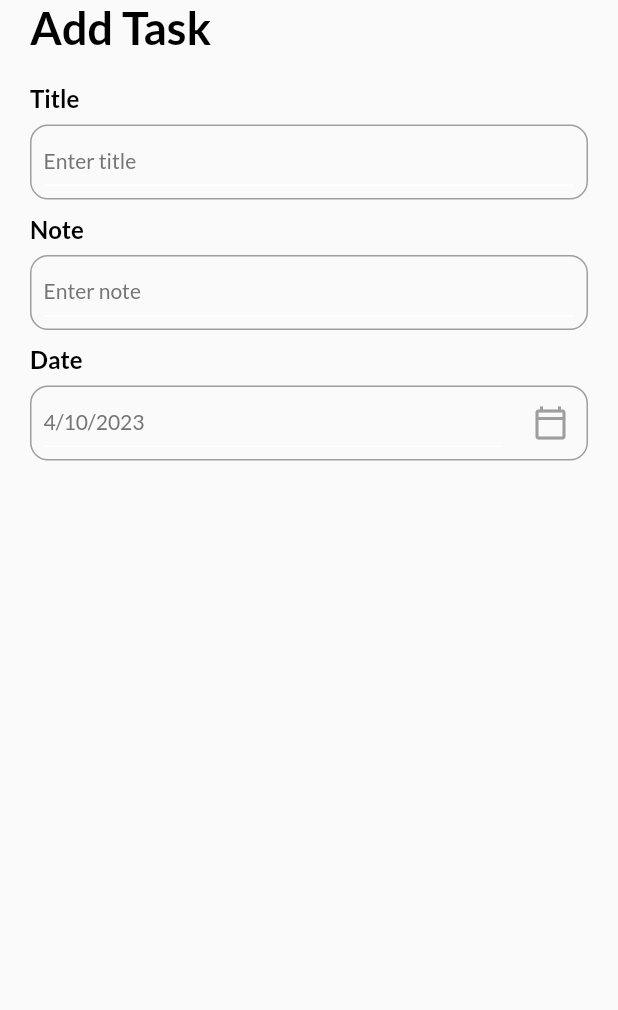
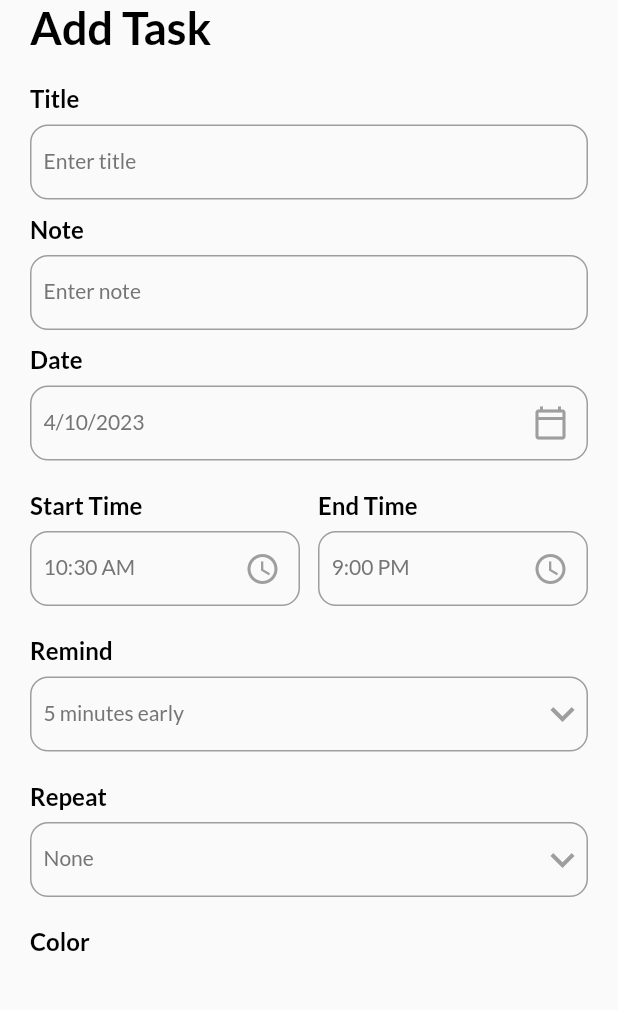
Before and after one commit to mahbubcrx12/Task-Management, a Flutter app: the AddTaskPage screen opened directly, on a phone screen of 412 x 824 dp, the part 84-1094 px from its top. Run offline on Flutter 3.47's test engine with Material 2 defaults, Android fonts, the phone set to English and light mode, and no system bars; our stand-ins replace date_picker_timeline, flutter_local_notifications, get, get_storage, google_fonts, timezone; accounts and stored records are empty.

Commit message:
adding add task page

```diff
--- a/lib/view/add_task_bar.dart
+++ b/lib/view/add_task_bar.dart
@@ -18,6 +18,20 @@ class _AddTaskPageState extends State<AddTaskPage> {
   TextEditingController timeController = TextEditingController();
 
   DateTime _selectedDate = DateTime.now();
+  String _startTime = DateFormat("hh:mm a").format(DateTime.now()).toString();
+  String _endTime = "9:00 PM";
+  int _selectedRemind = 5;
+  List<int> remindList=[
+    5,10,15,20
+  ];
+
+  String _selectedRepeat = "None";
+  List<String> repeatList =[
+    'None',
+    'Daily',
+    'Weekly',
+    'Monthly'
+  ];
 
   @override
   Widget build(BuildContext context) {
@@ -34,7 +48,9 @@ class _AddTaskPageState extends State<AddTaskPage> {
                 "Add Task",
                 style: headingStyle,
               ),
-              SizedBox(height: 20,),
+              SizedBox(
+                height: 20,
+              ),
               InputTextField(hintText: "Enter title", title: "Title"),
               SizedBox(
                 height: 10,
@@ -54,7 +70,94 @@ class _AddTaskPageState extends State<AddTaskPage> {
                       Icons.calendar_today_outlined,
                       color: Colors.grey,
                     )),
-              )
+              ),
+              SizedBox(
+                height: 20,
+              ),
+              Row(
+                children: [
+                  Expanded(
+                      child: InputTextField(
+                    title: "Start Time",
+                    hintText: _startTime,
+                    widget: IconButton(
+                        onPressed: () {
+                          _getTimeFromUser(isStartTime: true);
+                        },
+                        icon: Icon(
+                          Icons.access_time_sharp,
+                          color: Colors.grey,
+                        )),
+                  )),
+                  SizedBox(
+                    width: 12,
+                  ),
+                  Expanded(
+                      child: InputTextField(
+                    title: "End Time",
+                    hintText: _endTime,
+                    widget: IconButton(
+                        onPressed: () {
+                          _getTimeFromUser(isStartTime: false);
+                        },
+                        icon: Icon(
+                          Icons.access_time_sharp,
+                          color: Colors.grey,
+                        )),
+                  ))
+                ],
+              ),
+              SizedBox(height: 20,),
+              InputTextField(title: "Remind", hintText: "$_selectedRemind minutes early",
+              widget: DropdownButton(
+                icon: Icon(Icons.keyboard_arrow_down_sharp,color: Colors.grey,),
+                  iconSize: 32,
+                  elevation: 4,
+                  underline: Container(height: 0,),
+                  style: subtitleStyle,
+                  items: remindList.map<DropdownMenuItem<String>>((int value) {
+                    return DropdownMenuItem(
+                        value: value.toString(),
+                        child: Text(value.toString())
+                    );
+                  }).toList(),
+                onChanged: (String? value) {
+                  setState(() {
+                    _selectedRemind = int.parse(value!);
+                  });
+                }
+                  ,
+              ),
+              ),
+              SizedBox(height: 20,),
+              InputTextField(title: "Repeat", hintText: "$_selectedRepeat",
+                widget: DropdownButton(
+                  icon: Icon(Icons.keyboard_arrow_down_sharp,color: Colors.grey,),
+                  iconSize: 32,
+                  elevation: 4,
+                  underline: Container(height: 0,),
+                  style: subtitleStyle,
+                  items: repeatList.map<DropdownMenuItem<String>>((String value) {
+                    return DropdownMenuItem(
+                        value: value.toString(),
+                        child: Text(value.toString())
+                    );
+                  }).toList(),
+                  onChanged: (String? value) {
+                    setState(() {
+                      _selectedRepeat = value!;
+                    });
+                  }
+                  ,
+                ),
+              ),
+              SizedBox(height: 20,),
+              Row(children: [
+                Column(children: [
+                  Text("Color",style: titleStyle,),
+
+                ],)
+              ],)
             ],
           ),
         ),
@@ -62,20 +165,45 @@ class _AddTaskPageState extends State<AddTaskPage> {
     );
   }
 
-  _getDateFromUser()async{
-    DateTime? _datePicker =await showDatePicker(
+  _getDateFromUser() async {
+    DateTime? _datePicker = await showDatePicker(
         context: context,
         initialDate: DateTime.now(),
         firstDate: DateTime(2020),
-        lastDate: DateTime(2024)
-    );
-    if(_datePicker != null){
+        lastDate: DateTime(2024));
+    if (_datePicker != null) {
       setState(() {
         _selectedDate = _datePicker;
       });
-    }else{
+    } else {
       print("it's null or something is wrong");
     }
+  }
+
+  _getTimeFromUser({required bool isStartTime}) async{
+    var pickedTime =  await _showTimePicker();
+    String _formattedTime = pickedTime.format(context);
+    if (pickedTime == null) {
+      print("Time Canceled.");
+    } else if (isStartTime == true) {
+      setState(() {
+        _startTime = _formattedTime;
+      });
+    } else if (isStartTime == false) {
+      setState(() {
+        _endTime = _formattedTime;
+      });
+    }
+  }
+
+  _showTimePicker() {
+    return showTimePicker(
+        initialEntryMode: TimePickerEntryMode.input,
+        context: context,
+        initialTime: TimeOfDay(
+            hour: int.parse(_startTime.split(":")[0]),
+            minute: int.parse(_startTime.split(":")[1].split(" ")[0]),
+        ));
   }
 
   _timeState() {
@@ -172,14 +300,14 @@ class _AddTaskPageState extends State<AddTaskPage> {
   _appBar(BuildContext context) {
     return AppBar(
       elevation: 0,
-      backgroundColor: Colors.white,
+      backgroundColor: Get.isDarkMode ? darkHeaderClr : Colors.white,
       leading: InkWell(
           onTap: () {
             Get.back();
           },
           child: Icon(
             Icons.arrow_back_ios,
-            color: Colors.black,
+            color: Get.isDarkMode ? Colors.white : Colors.black,
           )),
       actions: [
         CircleAvatar(
--- a/lib/view/widgets/text_input_field.dart
+++ b/lib/view/widgets/text_input_field.dart
@@ -8,14 +8,13 @@ class InputTextField extends StatelessWidget {
   final TextEditingController? controller;
   final Widget? widget;
 
-  const InputTextField(
-      {Key? key,
+  const InputTextField({
+    Key? key,
     this.widget,
     required this.title,
     required this.hintText,
     this.controller,
-      })
-      : super(key: key);
+  }) : super(key: key);
 
   @override
   Widget build(BuildContext context) {
@@ -48,19 +47,16 @@ class InputTextField extends StatelessWidget {
                     decoration: InputDecoration(
                       hintText: hintText,
                       hintStyle: subtitleStyle,
-                          focusedBorder: UnderlineInputBorder(
-                            borderSide: BorderSide(
-                              color: Colors.white,
-                              width: 0.0
-                            ),
-                          ),
-                          enabledBorder: UnderlineInputBorder(
-                            borderSide: BorderSide(color: Colors.white),
-                          ),
+                      focusedBorder: InputBorder.none,
+                      enabledBorder: InputBorder.none
                     ),
                   ),
                 )),
-                widget == null ? Container() : Container(child: widget,)
+                widget == null
+                    ? Container()
+                    : Container(
+                        child: widget,
+                      )
               ],
             ),
           )
```
Lines whose indentation alone changed are shown as unchanged.
